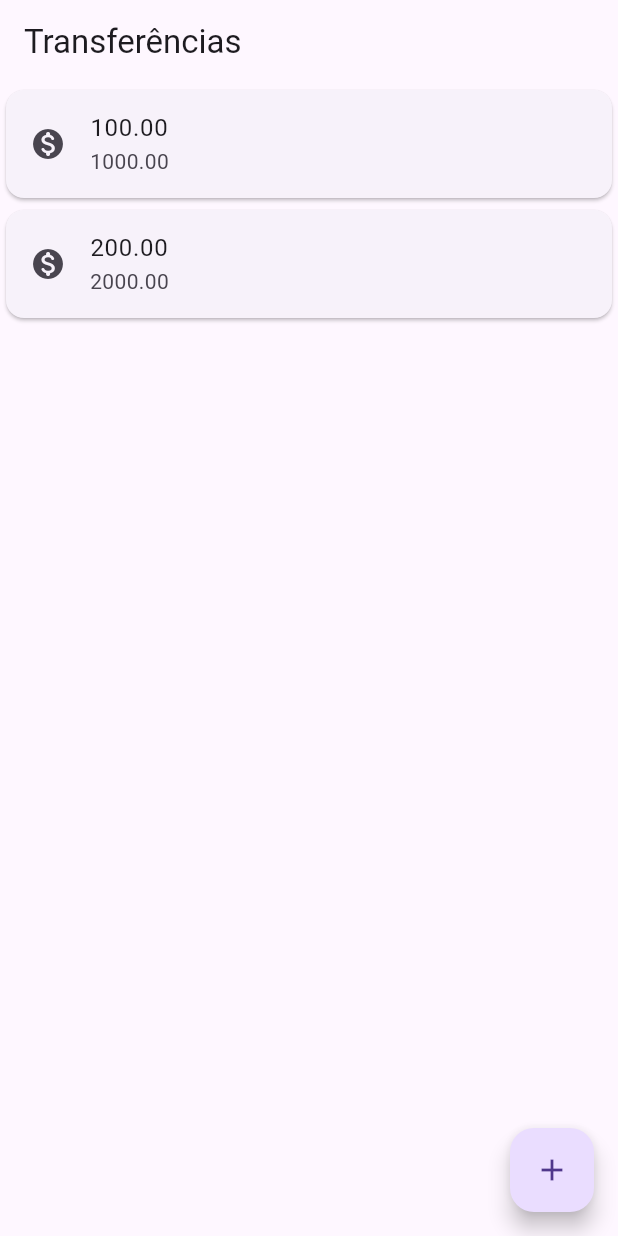
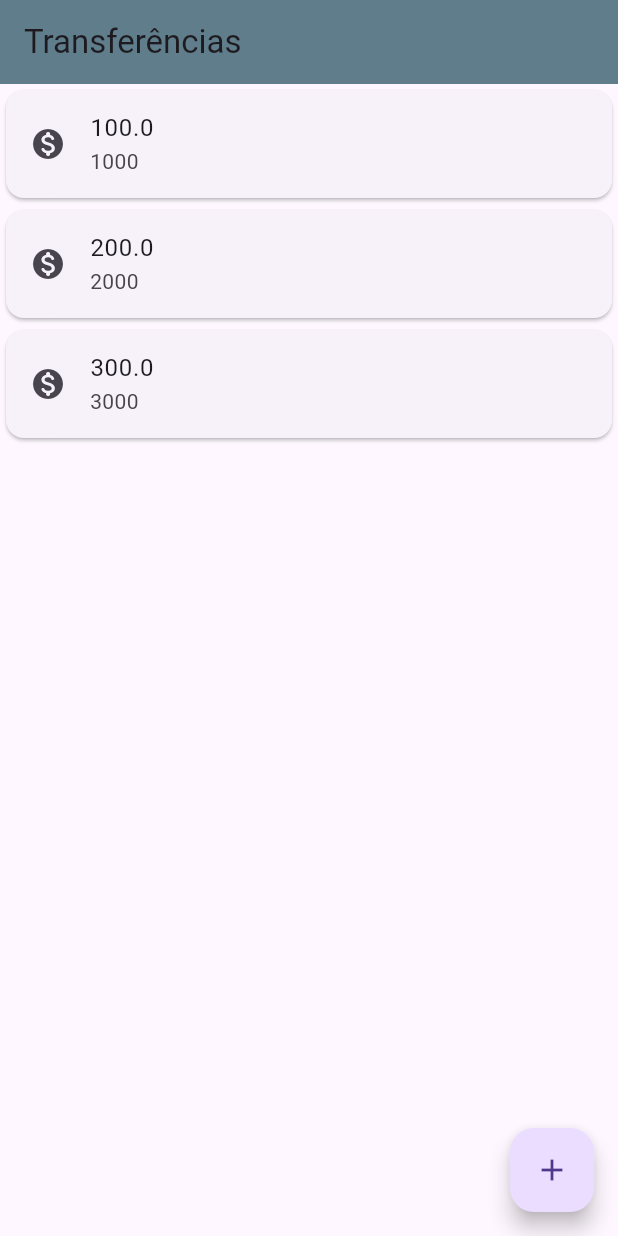
Before and after one commit to fernandojonathan/Curso_flutter_alura, a Flutter app: the screen it shows after launch, on a phone screen of 412 x 824 dp. Run offline on Flutter 3.47's test engine with Material 3 defaults, Android fonts, the light colour scheme and no system bars.

Commit message:
Refatorando o código

```diff
--- a/curso_alura/lib/main.dart
+++ b/curso_alura/lib/main.dart
@@ -1,32 +1,59 @@
 import 'package:flutter/material.dart';
 
-void main() { runApp(MaterialApp(
+void main() {
+  runApp(MaterialApp(
     home: Scaffold(
-          appBar: AppBar(title: Text('Transferências'),),
+      body:
+
+        ListaTransferencias(),
+
+      appBar: AppBar(
+        backgroundColor: Colors.blueGrey,
+        title: Text('Transferências'),
+      ),
       floatingActionButton: FloatingActionButton(
         child: Icon(Icons.add),
-            onPressed: () {
-            },
+        onPressed: () {},
       ),
-          body: Column(
+    ),
+  ));
+}
+
+class ListaTransferencias extends StatelessWidget {
+  @override
+  Widget build(BuildContext context) {
+    return Column(
       children: <Widget>[
-              Card(
+        ItemTransferencia(Transferencia(100.0,1000)),
+        ItemTransferencia(Transferencia(200.0,2000)),
+        ItemTransferencia(Transferencia(300.0,3000)),
+
+      ],
+    );
+  }
+}
+
+class ItemTransferencia extends StatelessWidget {
+
+  final Transferencia _transferencia;
+
+  ItemTransferencia(this._transferencia);
+
+  @override
+  Widget build(BuildContext context) {
+        return Card(
           child: ListTile(
             leading: Icon(Icons.monetization_on_rounded),
-                  title: Text('100.00'),
-                  subtitle: Text('1000.00'),
-                )
+            title: Text(_transferencia.valor.toString()),
+            subtitle: Text(_transferencia.numeroConta.toString()),
           ),
-              Card(
-                child: ListTile(
-                  leading: Icon(Icons.monetization_on_rounded),
-                  title: Text('200.00'),
-                  subtitle: Text('2000.00'),
-                )
-                ),
-            ]
-      ),
-    )
-  )
         );
   }
+}
+
+class Transferencia {
+  final double valor;
+  final int numeroConta;
+
+  Transferencia(this.valor, this.numeroConta);
+}
```
Lines whose indentation alone changed are shown as unchanged.
